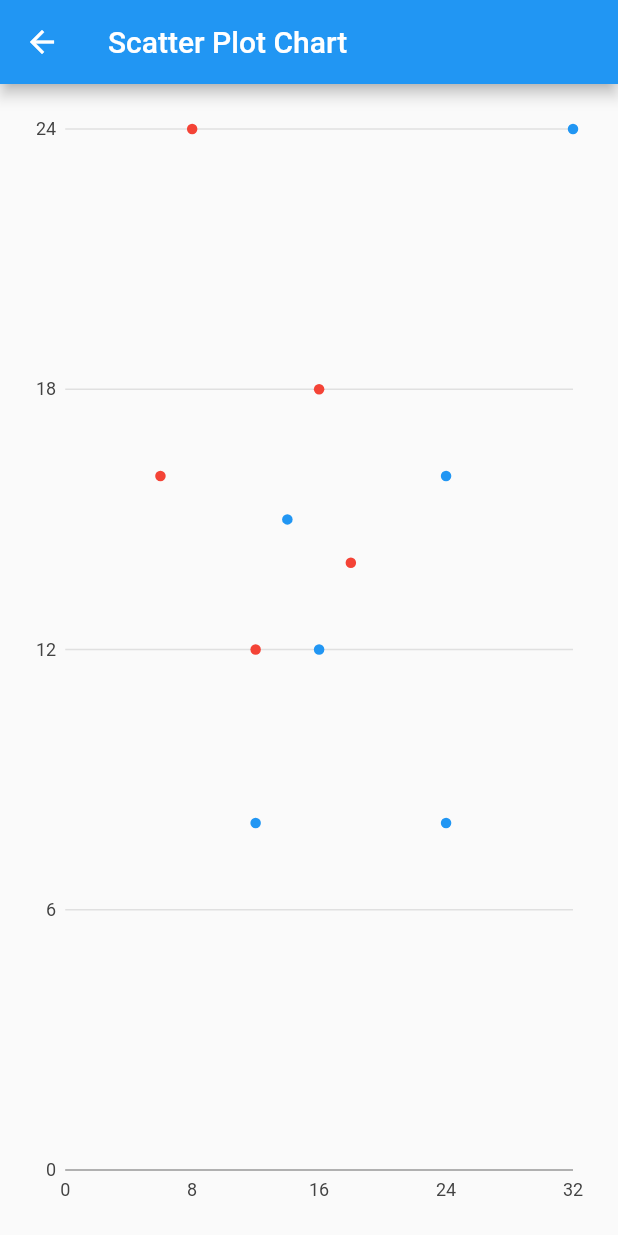
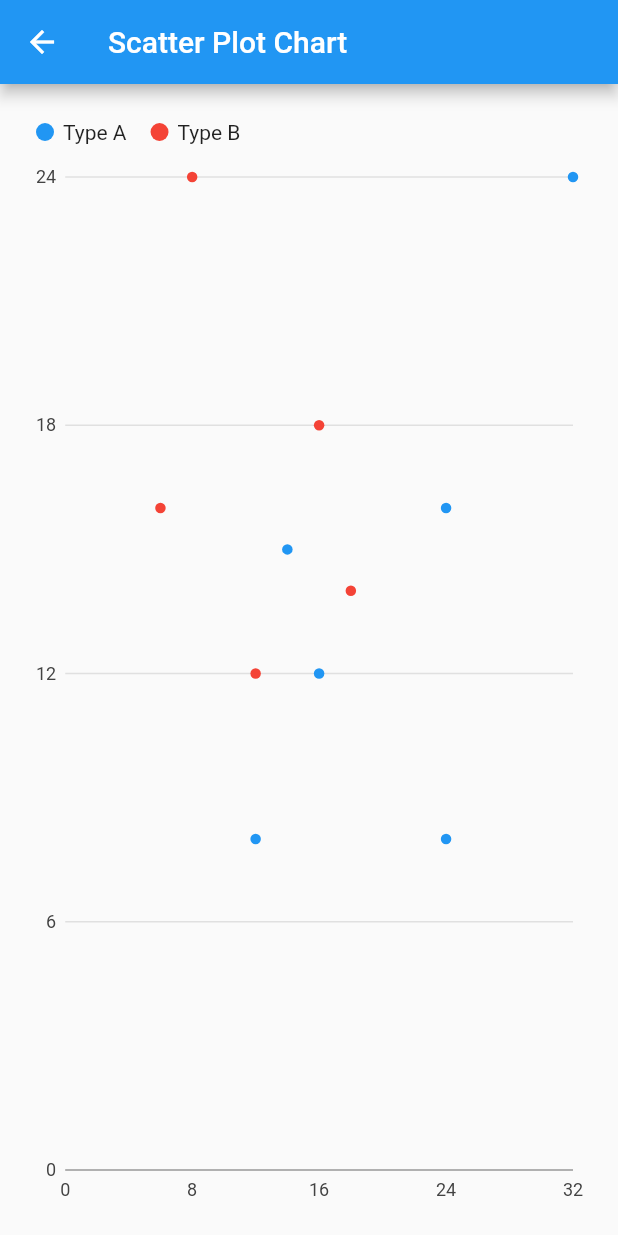
Before and after one commit to HazyFish/visualization-demo-flutter, a Flutter app: the ScatterPlotChartPage screen opened directly, on a phone screen of 412 x 824 dp. Run offline on Flutter 3.47's test engine with Material 2 defaults, Android fonts, the phone set to English and light mode, and no system bars; our stand-ins replace charts_flutter.

```diff
--- a/lib/line_chart_page.dart
+++ b/lib/line_chart_page.dart
@@ -30,7 +30,11 @@ class LineChartPage extends StatelessWidget {
       ),
       body: Padding(
           padding: EdgeInsets.all(16),
-          child: LineChart(seriesList, animate: true)),
+          child: LineChart(
+            seriesList,
+            animate: true,
+            behaviors: [SeriesLegend()],
+          )),
     );
   }
 }
--- a/lib/scatter_plot_chart_page.dart
+++ b/lib/scatter_plot_chart_page.dart
@@ -12,7 +12,7 @@ class Item extends Point<double> {
 class ScatterPlotChartPage extends StatelessWidget {
   final List<Series<Item, num>> seriesList = [
     Series(
-        id: 'A',
+        id: 'Type A',
         data: [
           Item(16, 12, 16),
           Item(24, 16, 32),
@@ -25,7 +25,7 @@ class ScatterPlotChartPage extends StatelessWidget {
         measureFn: (it, _) => it.y,
         radiusPxFn: (it, _) => it.radius),
     Series(
-        id: 'B',
+        id: 'Type B',
         data: [
           Item(8, 24, 12),
           Item(6, 16, 16),
@@ -46,7 +46,11 @@ class ScatterPlotChartPage extends StatelessWidget {
       ),
       body: Padding(
         padding: EdgeInsets.all(16),
-        child: ScatterPlotChart(seriesList, animate: true),
+        child: ScatterPlotChart(
+          seriesList,
+          animate: true,
+          behaviors: [SeriesLegend()],
+        ),
       ),
     );
   }
```
Also changed, not shown: lib/bar_chart_page.dart (+6 -2 lines).
